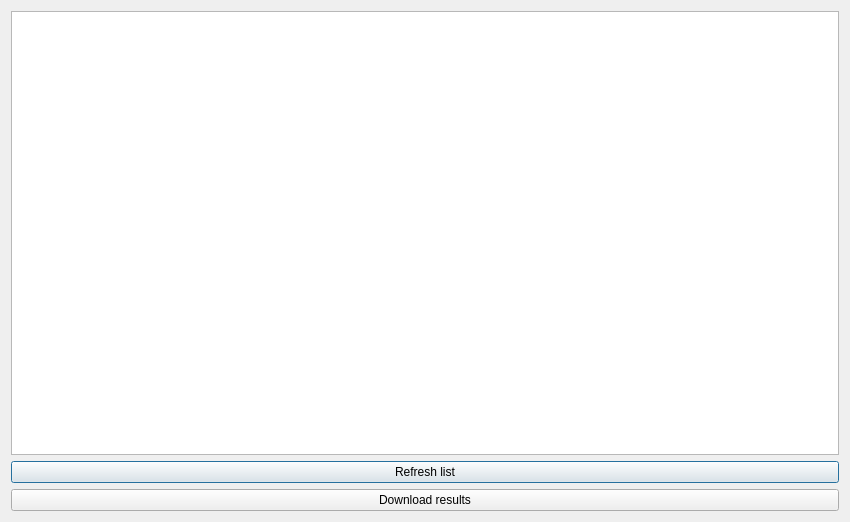
Before: the Qt Designer form LDMP/gui/DlgJobs.ui in ConservationInternational/trends.earth, drawn with Qt 5.
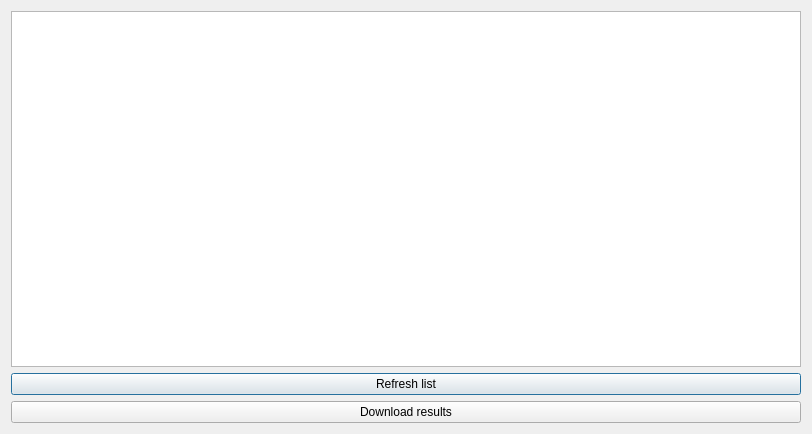
After: the same form once the commit is applied.

Commit message: Fix jobs gui width.

Diff of the .ui file:
```diff
--- a/LDMP/gui/DlgJobs.ui
+++ b/LDMP/gui/DlgJobs.ui
@@ -6,10 +6,22 @@
    <rect>
     <x>0</x>
     <y>0</y>
-    <width>850</width>
-    <height>522</height>
+    <width>812</width>
+    <height>434</height>
    </rect>
   </property>
+  <property name="sizePolicy">
+   <sizepolicy hsizetype="Expanding" vsizetype="Preferred">
+    <horstretch>0</horstretch>
+    <verstretch>0</verstretch>
+   </sizepolicy>
+  </property>
+  <property name="minimumSize">
+   <size>
+    <width>0</width>
+    <height>0</height>
+   </size>
+  </property>
   <property name="windowTitle">
    <string>Download results from Earth Engine</string>
   </property>
```
The commit also changes 1 other file.
